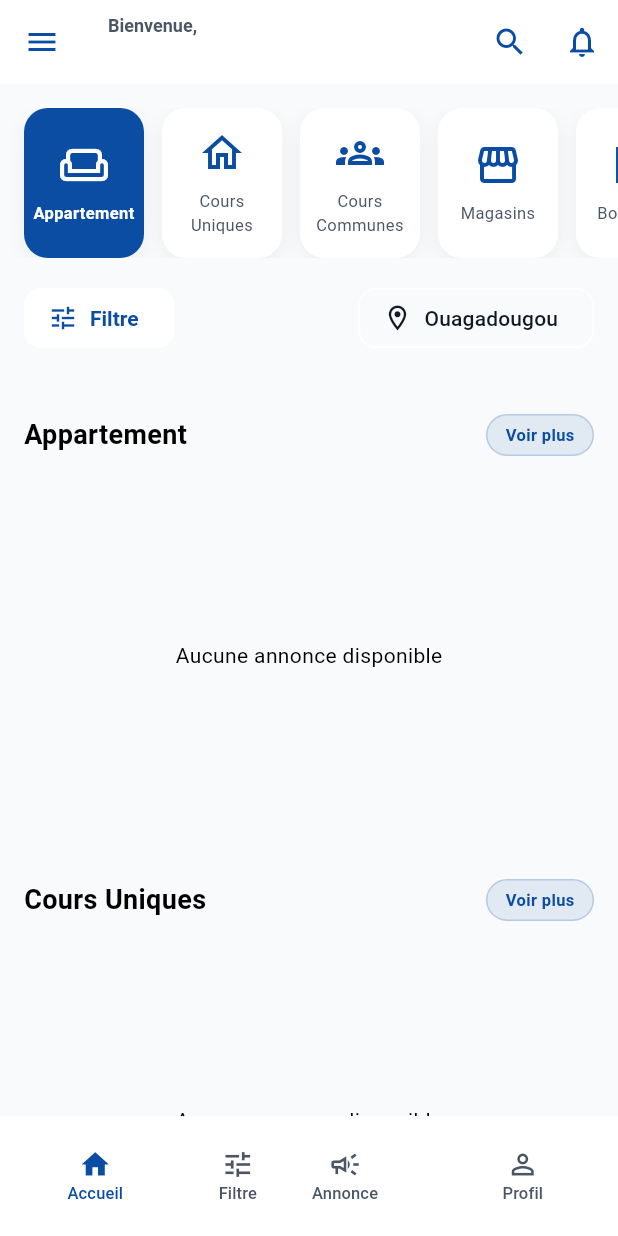
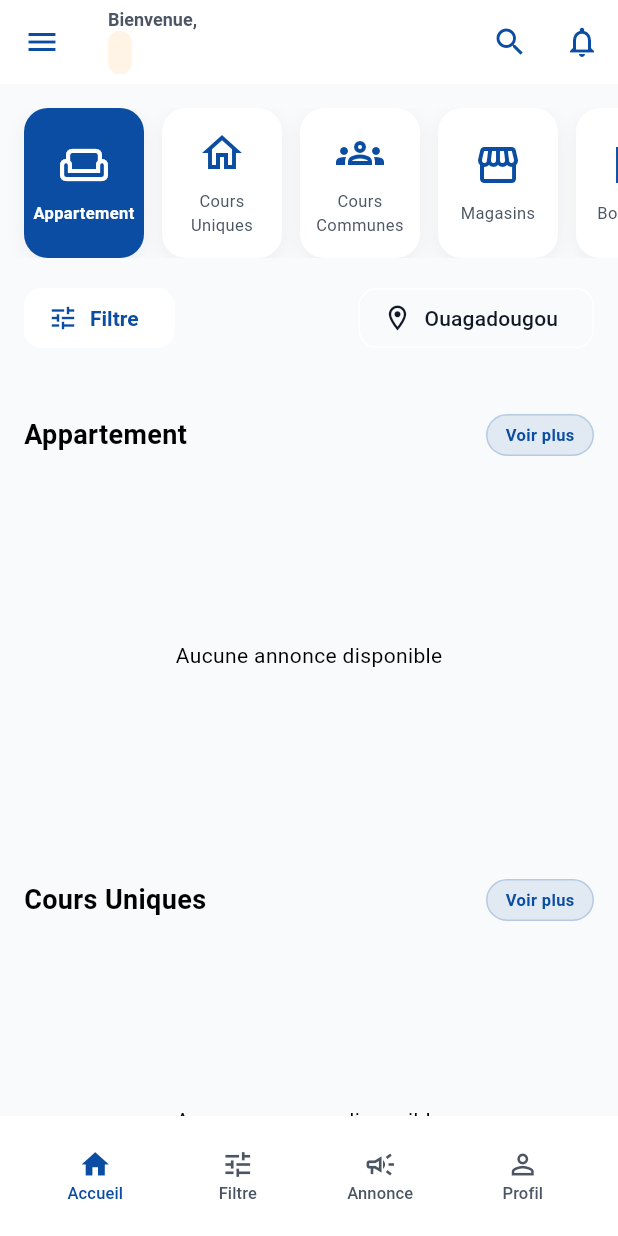
Before and after one commit to Arthurbox/imobareld, a Flutter app: the HomeScreen screen opened by its route, on a phone screen of 412 x 824 dp. Run offline on Flutter 3.47's test engine with Material 3 defaults, Android fonts, the phone set to English and light mode, and no system bars; our stand-ins replace app_links, cached_network_image, chewie, cloud_functions, connectivity_plus, firebase_core and 19 more; missing offline and left inert: video_compress; accounts and stored records are empty; network calls fail.

Commit message:
uniformisation des couleurs des buttons de detail, connexion, inscription, envoie de message dans la page annonce et du button permettent l'ajout d'un nouveau bien

```diff
--- a/lib/features/auth/login_screen.dart
+++ b/lib/features/auth/login_screen.dart
@@ -422,9 +422,9 @@ class _LoginScreenState extends State<LoginScreen> {
                                   padding: EdgeInsets.zero,
                                 ),
                                 child: Ink(
-                                  // Appliquer le dégradé bleu → orange
+                                  // Appliquer la même couleur que les prix
                                   decoration: BoxDecoration(
-                                    gradient: AppColors.primaryGradient,
+                                    color: AppColors.primaryOrange.withValues(alpha: 0.1),
                                     borderRadius: BorderRadius.circular(12),
                                   ),
                                   child: Container(
@@ -434,7 +434,7 @@ class _LoginScreenState extends State<LoginScreen> {
                                       style: TextStyle(
                                         fontSize: 18,
                                         fontWeight: FontWeight.bold,
-                                        color: Colors.white,
+                                        color: AppColors.primaryOrange,
                                       ),
                                     ),
                                   ),
--- a/lib/features/auth/register_screen.dart
+++ b/lib/features/auth/register_screen.dart
@@ -714,9 +714,9 @@ class _RegisterScreenState extends State<RegisterScreen> {
                                   padding: EdgeInsets.zero,
                                 ),
                                 child: Ink(
-                                  // Appliquer le dégradé bleu → orange
+                                  // Appliquer la même couleur que les prix
                                   decoration: BoxDecoration(
-                                    gradient: AppColors.primaryGradient,
+                                    color: AppColors.primaryOrange.withValues(alpha: 0.1),
                                     borderRadius: BorderRadius.circular(12),
                                   ),
                                   child: Container(
@@ -726,7 +726,7 @@ class _RegisterScreenState extends State<RegisterScreen> {
                                       style: TextStyle(
                                         fontSize: 18,
                                         fontWeight: FontWeight.bold,
-                                        color: Colors.white,
+                                        color: AppColors.primaryOrange,
                                       ),
                                     ),
                                   ),
--- a/lib/features/home/add_property_screen.dart
+++ b/lib/features/home/add_property_screen.dart
@@ -739,7 +739,7 @@ class _AddPropertyScreenState extends State<AddPropertyScreen> {
                         child: ElevatedButton(
                           onPressed: propertyCtrl.isLoading ? null : _submitFormat,
                           style: ElevatedButton.styleFrom(
-                            backgroundColor: AppColors.primaryBlue,
+                            backgroundColor: AppColors.primaryOrange,
                             shape: RoundedRectangleBorder(borderRadius: BorderRadius.circular(12)),
                           ),
                           child: propertyCtrl.isLoading
--- a/lib/features/home/announcement_screen.dart
+++ b/lib/features/home/announcement_screen.dart
@@ -389,11 +389,11 @@ class _AnnouncementScreenState extends State<AnnouncementScreen> {
             onTap: _postMessage,
             child: Container(
               padding: const EdgeInsets.all(12),
-              decoration: const BoxDecoration(
+              decoration: BoxDecoration(
                 shape: BoxShape.circle,
-                gradient: AppColors.primaryGradient,
+                color: AppColors.primaryOrange.withValues(alpha: 0.1),
               ),
-              child: const Icon(Icons.send, color: Colors.white, size: 24),
+              child: const Icon(Icons.send, color: AppColors.primaryOrange, size: 24),
             ),
           ),
         ],
--- a/lib/features/home/home_screen.dart
+++ b/lib/features/home/home_screen.dart
@@ -5,6 +5,7 @@ import 'package:imobareld/core/widgets/cached_avatar.dart';
 import 'package:flutter/material.dart';
 import 'package:provider/provider.dart';
 import 'package:imobareld/core/constants/app_colors.dart';
+import 'package:imobareld/core/constants/user_roles.dart';
 import 'package:url_launcher/url_launcher.dart';
 import 'package:font_awesome_flutter/font_awesome_flutter.dart';
 import 'package:imobareld/features/auth/auth_controller.dart';
@@ -116,9 +117,9 @@ class _HomeScreenState extends State<HomeScreen> {
         bottomNavigationBar: _buildResponsiveBottomNav(context, theme),
         floatingActionButton: Consumer<AuthController>(
           builder: (context, authController, _) {
-            final isOwnerOrAdmin = authController.currentUser != null &&
-                authController.currentUser!.isOwner;
-            if (!isOwnerOrAdmin || _selectedIndex != 0)
+            final isProprio = authController.currentUser != null &&
+                authController.currentUser!.userType == UserRoles.owner;
+            if (!isProprio || _selectedIndex != 0)
               return const SizedBox.shrink();
             return _buildFAB(context);
           },
@@ -161,9 +162,9 @@ class _HomeScreenState extends State<HomeScreen> {
     }
     return Consumer<AuthController>(
       builder: (context, authController, _) {
-        final isOwnerOrAdmin = authController.currentUser != null &&
-            authController.currentUser!.isOwner;
-        return _buildBottomNav(context, theme, isOwnerOrAdmin);
+        final isProprio = authController.currentUser != null &&
+            authController.currentUser!.userType == UserRoles.owner;
+        return _buildBottomNav(context, theme, isProprio);
       },
     );
   }
@@ -552,11 +553,15 @@ class _HomeScreenState extends State<HomeScreen> {
                 mainAxisSize: MainAxisSize.min,
                 children: [
                   Flexible(
-                    child: ShaderMask(
-                      shaderCallback: (bounds) => AppColors.primaryGradient.createShader(bounds),
+                    child: Container(
+                      padding: const EdgeInsets.symmetric(horizontal: 8, vertical: 4),
+                      decoration: BoxDecoration(
+                        color: AppColors.primaryOrange.withValues(alpha: 0.1),
+                        borderRadius: BorderRadius.circular(12),
+                      ),
                       child: Text(
                         userName,
-                        style: const TextStyle(color: Colors.white, fontSize: 18, fontWeight: FontWeight.bold),
+                        style: const TextStyle(color: AppColors.primaryOrange, fontSize: 18, fontWeight: FontWeight.bold),
                         overflow: TextOverflow.ellipsis,
                       ),
                     ),
@@ -733,7 +738,17 @@ class _HomeScreenState extends State<HomeScreen> {
       elevation: 0,
       child: Container(
         width: 60, height: 60,
-        decoration: const BoxDecoration(shape: BoxShape.circle, gradient: AppColors.primaryGradient),
+        decoration: BoxDecoration(
+          shape: BoxShape.circle,
+          color: AppColors.primaryOrange,
+          boxShadow: [
+            BoxShadow(
+              color: AppColors.primaryOrange.withValues(alpha: 0.4),
+              blurRadius: 12,
+              offset: const Offset(0, 6),
+            ),
+          ],
+        ),
         child: const Icon(Icons.add, color: Colors.white, size: 32),
       ),
     );
@@ -776,10 +791,10 @@ class _HomeScreenState extends State<HomeScreen> {
             : Row(
                 mainAxisAlignment: MainAxisAlignment.spaceAround,
                 children: [
-                  Expanded(child: _buildNavItem(0, Icons.home, 'Accueil')),
-                  Expanded(child: _buildNavItem(1, Icons.tune, 'Filtre')),
-                  Expanded(child: AnnouncementBadge(child: _buildNavItem(2, Icons.campaign_outlined, 'Annonce'))),
-                  Expanded(child: _buildNavItem(3, Icons.person_outline, 'Profil')),
+                  Expanded(child: Center(child: _buildNavItem(0, Icons.home, 'Accueil'))),
+                  Expanded(child: Center(child: _buildNavItem(1, Icons.tune, 'Filtre'))),
+                  Expanded(child: Center(child: AnnouncementBadge(child: _buildNavItem(2, Icons.campaign_outlined, 'Annonce')))),
+                  Expanded(child: Center(child: _buildNavItem(3, Icons.person_outline, 'Profil'))),
                 ],
               ),
       ),
--- a/lib/features/vehicles/add_vehicle_screen.dart
+++ b/lib/features/vehicles/add_vehicle_screen.dart
@@ -464,7 +464,7 @@ class _AddVehicleScreenState extends State<AddVehicleScreen> {
                     child: ElevatedButton(
                       onPressed: isLoading ? null : _submit,
                       style: ElevatedButton.styleFrom(
-                        backgroundColor: AppColors.primaryBlue,
+                        backgroundColor: AppColors.primaryOrange,
                         shape: RoundedRectangleBorder(borderRadius: BorderRadius.circular(12)),
                       ),
                       child: isLoading
--- a/lib/features/vehicles/widgets/vehicle_card.dart
+++ b/lib/features/vehicles/widgets/vehicle_card.dart
@@ -3,6 +3,7 @@ import 'dart:typed_data';
 import 'package:flutter/foundation.dart';
 import 'package:flutter/material.dart';
 import 'package:imobareld/core/widgets/cached_image.dart';
+import 'package:imobareld/core/constants/app_colors.dart';
 import 'package:imobareld/models/vehicle_model.dart';
 
 /// VehicleCard affiche les informations essentielles d'un véhicule.
@@ -147,11 +148,11 @@ class _VehicleCardState extends State<VehicleCard> {
                                 child: Container(
                                   padding: const EdgeInsets.symmetric(horizontal: 14, vertical: 5),
                                   decoration: BoxDecoration(
-                                    color: Colors.blue,
+                                    color: AppColors.primaryOrange,
                                     borderRadius: BorderRadius.circular(20),
                                     boxShadow: [
                                       BoxShadow(
-                                        color: Colors.blue.withValues(alpha: 0.3),
+                                        color: AppColors.primaryOrange.withValues(alpha: 0.3),
                                         blurRadius: 4,
                                         offset: const Offset(0, 2),
                                       )
--- a/lib/main.dart
+++ b/lib/main.dart
@@ -34,6 +34,8 @@ import 'package:imobareld/core/utils/app_logger.dart';
 import 'package:firebase_crashlytics/firebase_crashlytics.dart';
 import 'package:imobareld/core/services/deep_link_service.dart';
 
+import 'package:flutter_web_plugins/url_strategy.dart';
+
 
 @pragma('vm:entry-point')
 Future<void> _firebaseMessagingBackgroundHandler(RemoteMessage message) async {
@@ -44,6 +46,8 @@ Future<void> _firebaseMessagingBackgroundHandler(RemoteMessage message) async {
 final GlobalKey<NavigatorState> navigatorKey = GlobalKey<NavigatorState>();
 
 void main() async {
+  usePathUrlStrategy();
+
   appLogger.i('--- CRITICAL APP IDENTITY CHECK ---');
   appLogger.i('PACKAGE_ID: bf.imobareld.app');
 
```
Also changed, not shown: lib/core/widgets/property_card.dart (+3 -10 lines), lib/features/search/search_screen.dart (+2 -9 lines), 3 other files.
